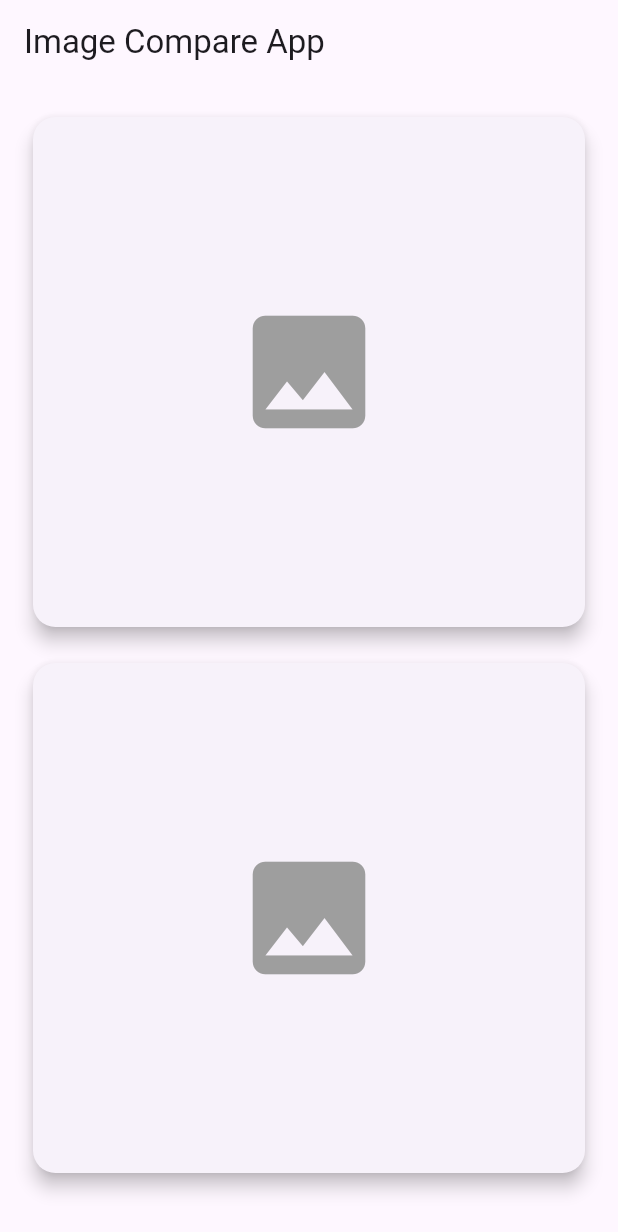
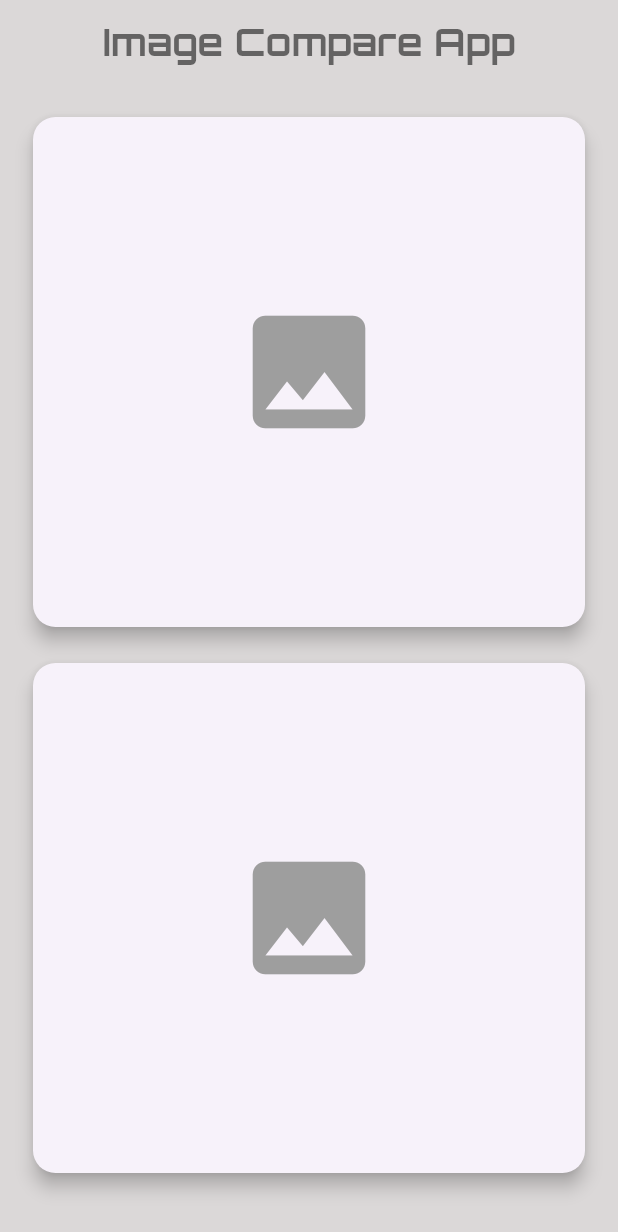
Before and after one commit to Alto-b/image_compare_app, a Flutter app: the screen it shows after launch, on a phone screen of 412 x 824 dp. Shown: the top 1232 px of the screen. Run offline on Flutter 3.47's test engine with Material 3 defaults, Android fonts, the phone set to English and light mode, and no system bars; our stand-ins replace google_fonts, image_picker.

Commit message:
Appbar and scaffold bg updated

```diff
--- a/lib/main.dart
+++ b/lib/main.dart
@@ -1,4 +1,5 @@
 import 'package:flutter/material.dart';
+import 'package:google_fonts/google_fonts.dart';
 import 'package:image_picker/image_picker.dart';
 import 'package:image/image.dart' as img;
 import 'dart:io';
@@ -11,6 +12,8 @@ class ImageCompareApp extends StatelessWidget {
   @override
   Widget build(BuildContext context) {
     return MaterialApp(
+      debugShowCheckedModeBanner: false,
+      theme: ThemeData(useMaterial3: true),
       home: ImageCompareScreen(),
     );
   }
@@ -50,7 +53,7 @@ class _ImageCompareScreenState extends State<ImageCompareScreen> {
       });
 
       double percentage = await Future.delayed(
-        Duration(seconds: 1), // Simulate a slight delay for UI smoothness
+        const Duration(seconds: 1), // Simulate a slight delay for UI smoothness
         () => calculateImageMatchPercentage(_image1!, _image2!),
       );
 
@@ -107,26 +110,38 @@ class _ImageCompareScreenState extends State<ImageCompareScreen> {
   @override
   Widget build(BuildContext context) {
     return Scaffold(
-      appBar: AppBar(title: Text('Image Compare App')),
+      backgroundColor: Color.fromARGB(255, 219, 216, 216),
+      appBar: AppBar(
+        backgroundColor: Color.fromARGB(255, 219, 216, 216),
+        title: Text(
+          'Image Compare App',
+          style: GoogleFonts.orbitron(
+            color: Colors.black54,
+            fontSize: 25,
+            fontWeight: FontWeight.w700,
+          ),
+        ),
+        centerTitle: true,
+      ),
       body: Padding(
         padding: const EdgeInsets.all(10.0),
         child: Column(
           children: [
             buildImagePicker(1),
             buildImagePicker(2),
-            SizedBox(height: 20),
+            const SizedBox(height: 20),
             if (_isComparing)
-              CircularProgressIndicator(), // Show spinner during comparison
+              const CircularProgressIndicator(), // Show spinner during comparison
             if (_matchPercentage != null && !_isComparing)
               Padding(
                 padding: const EdgeInsets.all(16.0),
                 child: Column(
                   children: [
-                    Text(
+                    const Text(
                       'Match Percentage:',
                       style: TextStyle(fontSize: 18),
                     ),
-                    SizedBox(height: 10),
+                    const SizedBox(height: 10),
                     Text(
                       '${_matchPercentage!.toStringAsFixed(2)}%',
                       style: TextStyle(
@@ -143,9 +158,10 @@ class _ImageCompareScreenState extends State<ImageCompareScreen> {
             if (_image1 != null && _image2 != null && !_isComparing)
               ElevatedButton(
                 onPressed: compareImages,
-                child: Text('Compare Images'),
+                child: const Text('Compare Images'),
                 style: ElevatedButton.styleFrom(
-                  padding: EdgeInsets.symmetric(horizontal: 32, vertical: 16),
+                  padding:
+                      const EdgeInsets.symmetric(horizontal: 32, vertical: 16),
                 ),
               ),
           ],
@@ -184,7 +200,7 @@ class _ImageCompareScreenState extends State<ImageCompareScreen> {
     if (imageFile != null) {
       return Image.file(imageFile, fit: BoxFit.cover, width: double.infinity);
     } else {
-      return Icon(Icons.image, size: 100, color: Colors.grey);
+      return const Icon(Icons.image, size: 100, color: Colors.grey);
     }
   }
 }
--- a/pubspec.yaml
+++ b/pubspec.yaml
@@ -31,8 +31,9 @@ dependencies:
   cupertino_icons: ^1.0.2
   flutter:
     sdk: flutter
-  image:
-  image_picker:
+  google_fonts:
+  image: null
+  image_picker: null
 
 dev_dependencies:
   flutter_lints: ^2.0.0
```
Also changed, not shown: pubspec.lock, 1 other file.
